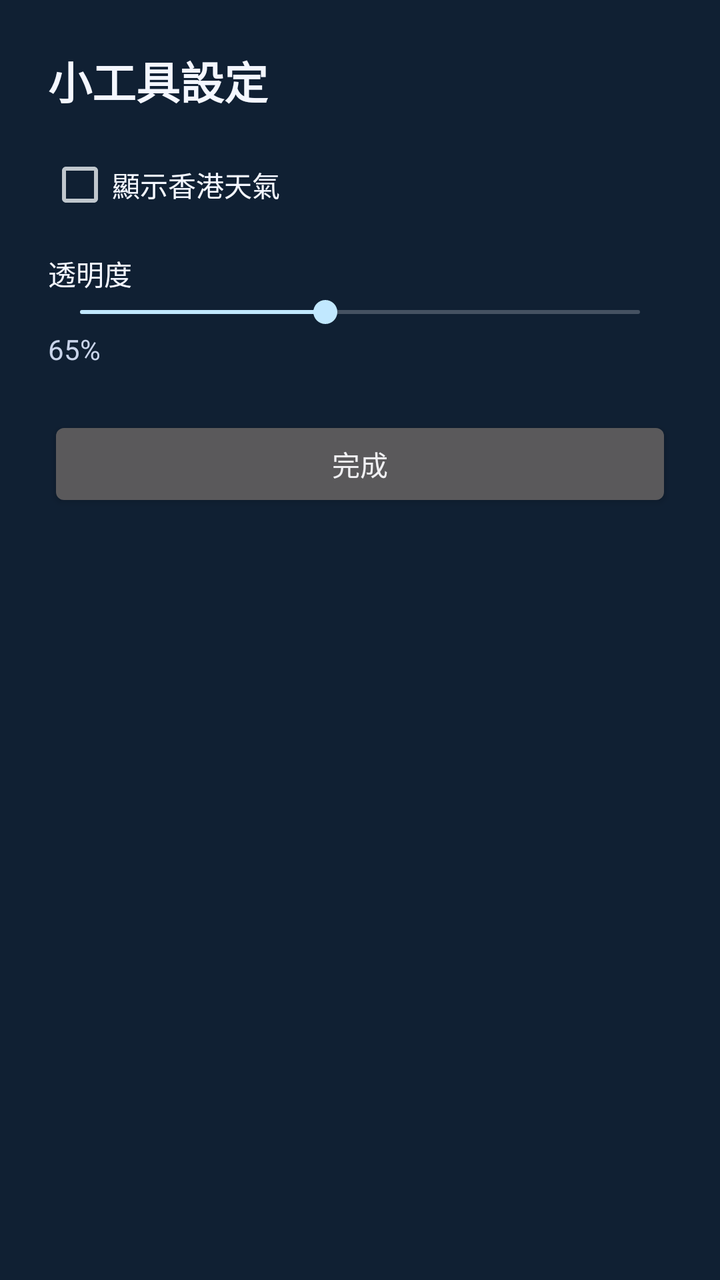
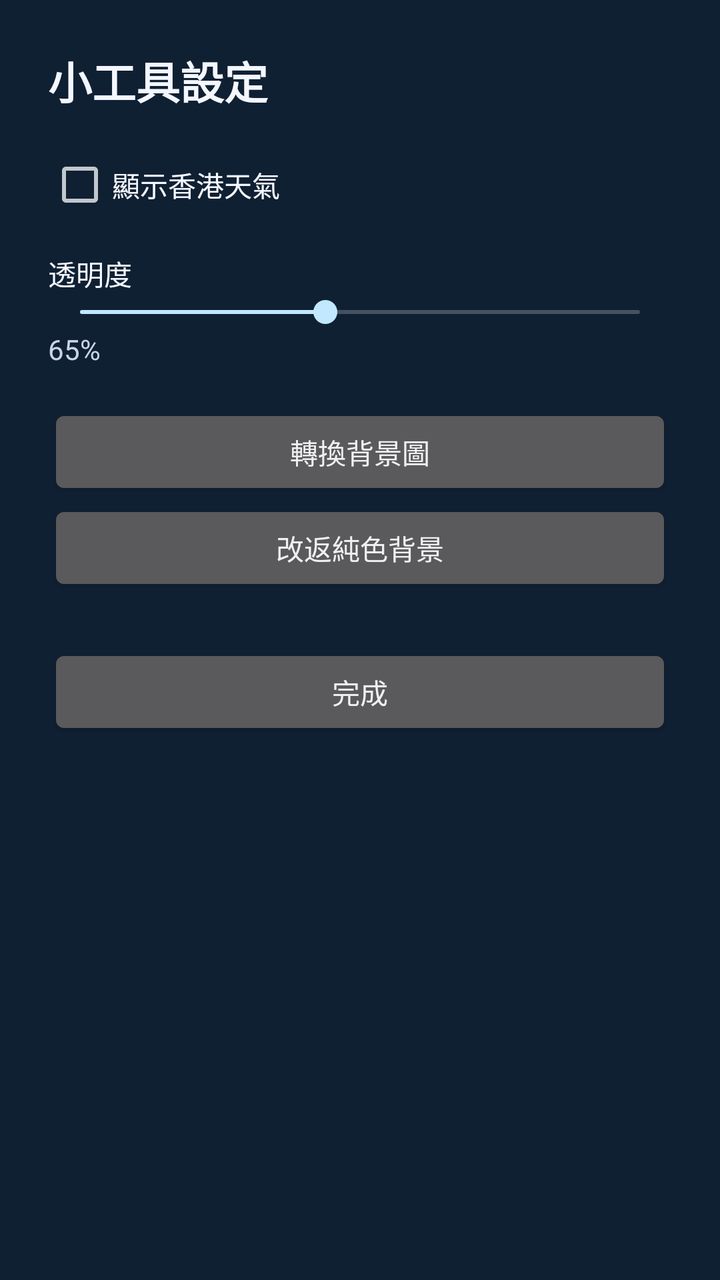

An Android layout rendered at two revisions. The XML below is the earlier revision; the diff shows what the commit changed to produce the second picture.
<!-- AndroidManifest.xml: application theme android:Theme.DeviceDefault.NoActionBar -->
<!-- res/layout/widget_config.xml -->
<?xml version="1.0" encoding="utf-8"?>
<LinearLayout xmlns:android="http://schemas.android.com/apk/res/android"
    android:layout_width="match_parent"
    android:layout_height="match_parent"
    android:background="#102033"
    android:orientation="vertical"
    android:padding="24dp">

    <TextView
        android:layout_width="match_parent"
        android:layout_height="wrap_content"
        android:text="小工具設定"
        android:textColor="#F4F7FF"
        android:textSize="22sp"
        android:textStyle="bold" />

    <CheckBox
        android:id="@+id/weather_toggle"
        android:layout_width="match_parent"
        android:layout_height="wrap_content"
        android:layout_marginTop="20dp"
        android:text="顯示香港天氣"
        android:textColor="#F4F7FF" />

    <TextView
        android:layout_width="match_parent"
        android:layout_height="wrap_content"
        android:layout_marginTop="18dp"
        android:text="透明度"
        android:textColor="#F4F7FF" />

    <SeekBar
        android:id="@+id/alpha_seek"
        android:layout_width="match_parent"
        android:layout_height="wrap_content"
        android:max="80"
        android:progress="35" />

    <TextView
        android:id="@+id/alpha_label"
        android:layout_width="match_parent"
        android:layout_height="wrap_content"
        android:text="65%"
        android:textColor="#C9D4EA" />

    <Button
        android:id="@+id/save_widget"
        android:layout_width="match_parent"
        android:layout_height="wrap_content"
        android:layout_marginTop="24dp"
        android:text="完成" />
</LinearLayout>
<!-- resources referenced by this layout -->
<resources>

</resources>

<!-- the commit's change to res/layout/widget_config.xml (unified diff, before → after) -->
@@ -44,6 +44,19 @@
         android:textColor="#C9D4EA" />
 
     <Button
+        android:id="@+id/pick_bg"
+        android:layout_width="match_parent"
+        android:layout_height="wrap_content"
+        android:layout_marginTop="18dp"
+        android:text="轉換背景圖" />
+
+    <Button
+        android:id="@+id/clear_bg"
+        android:layout_width="match_parent"
+        android:layout_height="wrap_content"
+        android:text="改返純色背景" />
+
+    <Button
         android:id="@+id/save_widget"
         android:layout_width="match_parent"
         android:layout_height="wrap_content"
